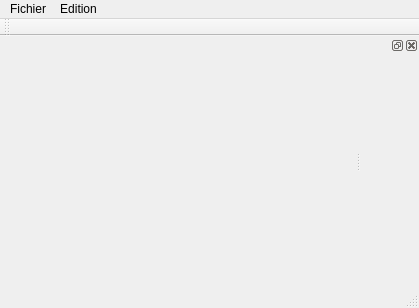
This is Editeur/mainwindow.ui in octonox/AlwaysWithYou as Qt 5 draws it before an edit. The edited form follows.
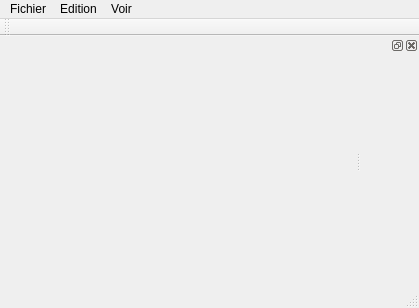
This is the edited form.

Commit message: Correct some errors in the code

What changed in the file:
```diff
--- a/Editeur/mainwindow.ui
+++ b/Editeur/mainwindow.ui
@@ -48,8 +48,15 @@
     <addaction name="separator"/>
     <addaction name="actionAjouter_une_collision"/>
    </widget>
+   <widget class="QMenu" name="menuVoir">
+    <property name="title">
+     <string>Voir</string>
+    </property>
+    <addaction name="actionMusiques"/>
+   </widget>
    <addaction name="menuFichier"/>
    <addaction name="menuEdition"/>
+   <addaction name="menuVoir"/>
   </widget>
   <widget class="QToolBar" name="mainToolBar">
    <attribute name="toolBarArea">
```
Left out of the diff: 5 changed lines with no effect on the pictures. The commit also changes 2 other files.
